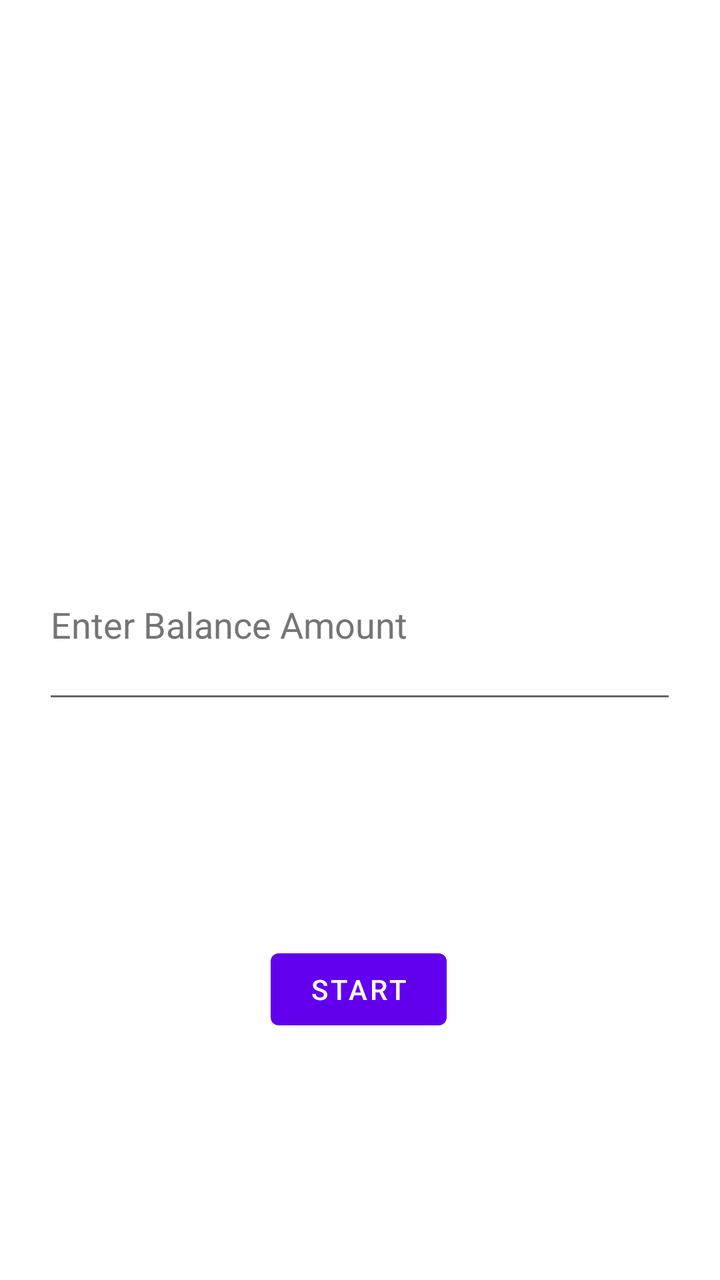
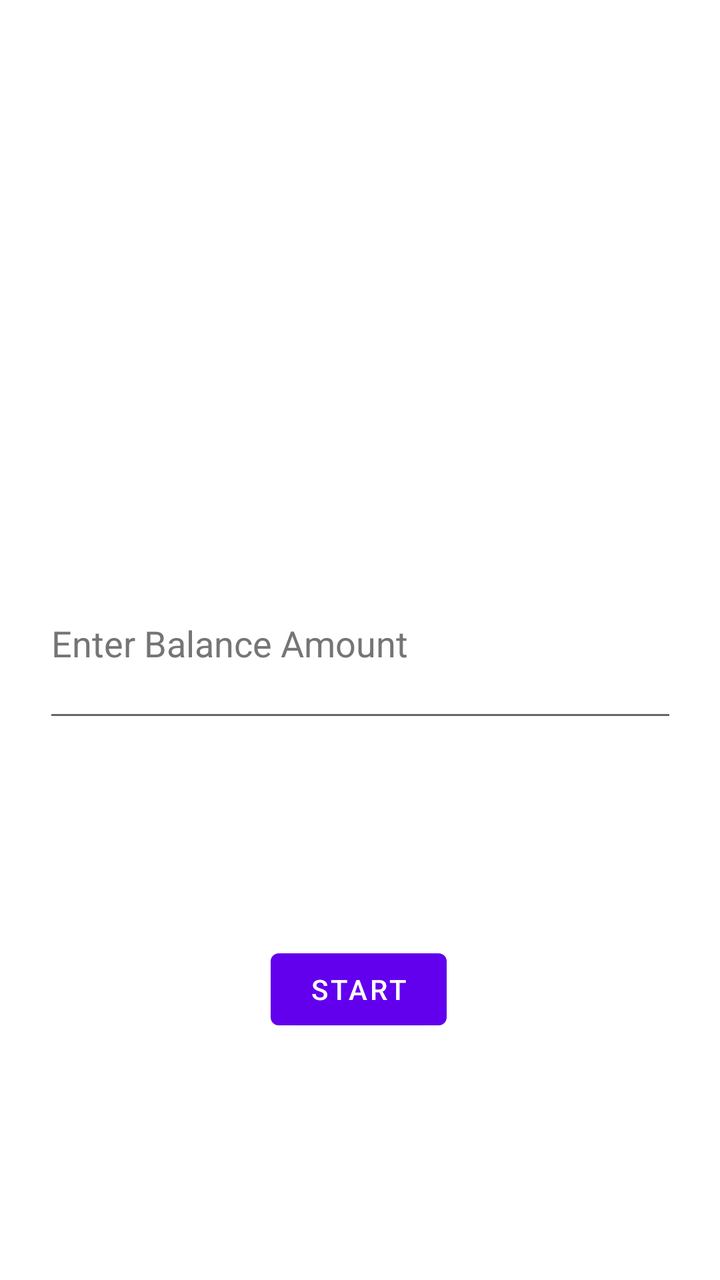

Two renders of the same Android screen: before a commit and after it. Below are the layout's source before the change and the commit's diff.
<!-- AndroidManifest.xml: application theme Theme.GamblingBadger -->
<!-- res/layout/fragment_start_session.xml -->
<?xml version="1.0" encoding="utf-8"?>
<androidx.constraintlayout.widget.ConstraintLayout xmlns:android="http://schemas.android.com/apk/res/android"
    xmlns:app="http://schemas.android.com/apk/res-auto"
    xmlns:tools="http://schemas.android.com/tools"
    android:layout_width="match_parent"
    android:layout_height="match_parent"
    tools:context=".casinosession.StartSessionFragment">

    <Button
        android:id="@+id/button_startSession_start"
        android:layout_width="wrap_content"
        android:layout_height="wrap_content"
        android:text="@string/start_button_label"
        app:layout_constraintBottom_toBottomOf="parent"
        app:layout_constraintEnd_toEndOf="parent"
        app:layout_constraintHorizontal_bias="0.498"
        app:layout_constraintStart_toStartOf="parent"
        app:layout_constraintTop_toTopOf="parent"
        app:layout_constraintVertical_bias="0.795" />

    <EditText
        android:id="@+id/editTextNumberDecimal_startSession_balance"
        android:layout_width="317dp"
        android:layout_height="92dp"
        android:autofillHints=""
        android:ems="10"
        android:hint="@string/balance_entry_hint"
        android:inputType="numberDecimal"
        android:textColorHint="#757575"
        app:layout_constraintBottom_toBottomOf="parent"
        app:layout_constraintEnd_toEndOf="parent"
        app:layout_constraintHorizontal_bias="0.497"
        app:layout_constraintStart_toStartOf="parent"
        app:layout_constraintTop_toTopOf="parent"
        app:layout_constraintVertical_bias="0.483" />
</androidx.constraintlayout.widget.ConstraintLayout>
<!-- resources referenced by this layout -->
<resources>
  <string name="balance_entry_hint">Enter Balance Amount</string>
  <string name="start_button_label">Start</string>
  <style name="Theme.GamblingBadger" parent="Theme.MaterialComponents.DayNight.DarkActionBar">
          
          <item name="colorPrimary">@color/purple_500</item>
          <item name="colorPrimaryVariant">@color/purple_700</item>
          <item name="colorOnPrimary">@color/white</item>
          
          <item name="colorSecondary">@color/teal_200</item>
          <item name="colorSecondaryVariant">@color/teal_700</item>
          <item name="colorOnSecondary">@color/black</item>
          
          <item name="android:statusBarColor" tools:targetApi="l">?attr/colorPrimaryVariant</item>
          
      </style>
  <color name="purple_500">#FF6200EE</color>
  <color name="purple_700">#FF3700B3</color>
  <color name="white">#FFFFFFFF</color>
  <color name="teal_200">#FF03DAC5</color>
  <color name="teal_700">#FF018786</color>
  <color name="black">#FF000000</color>
</resources>

<!-- the commit's change to res/layout/fragment_start_session.xml (unified diff, before → after) -->
@@ -7,10 +7,10 @@
     tools:context=".casinosession.StartSessionFragment">
 
     <Button
-        android:id="@+id/button_startSession_start"
+        android:id="@+id/startSessionFrag_button_start"
         android:layout_width="wrap_content"
         android:layout_height="wrap_content"
-        android:text="@string/start_button_label"
+        android:text="@string/startSessionFrag_button_start_label"
         app:layout_constraintBottom_toBottomOf="parent"
         app:layout_constraintEnd_toEndOf="parent"
         app:layout_constraintHorizontal_bias="0.498"
@@ -19,18 +19,17 @@
         app:layout_constraintVertical_bias="0.795" />
 
     <EditText
-        android:id="@+id/editTextNumberDecimal_startSession_balance"
+        android:id="@+id/startSessionFrag_editTextNumberDecimal_balance"
         android:layout_width="317dp"
         android:layout_height="92dp"
         android:autofillHints=""
         android:ems="10"
-        android:hint="@string/balance_entry_hint"
+        android:hint="@string/startSessionFrag_editTextNumberDecimal_balance_hint"
         android:inputType="numberDecimal"
         android:textColorHint="#757575"
+        android:imeOptions="actionDone"
         app:layout_constraintBottom_toBottomOf="parent"
         app:layout_constraintEnd_toEndOf="parent"
-        app:layout_constraintHorizontal_bias="0.497"
         app:layout_constraintStart_toStartOf="parent"
-        app:layout_constraintTop_toTopOf="parent"
-        app:layout_constraintVertical_bias="0.483" />
+        app:layout_constraintTop_toTopOf="parent" />
 </androidx.constraintlayout.widget.ConstraintLayout>
<!-- resource entries referenced after the edit -->
@@ -1,7 +1,7 @@
 <!-- resources referenced by this layout -->
 <resources>
-  <string name="balance_entry_hint">Enter Balance Amount</string>
-  <string name="start_button_label">Start</string>
+  <string name="startSessionFrag_button_start_label">Start</string>
+  <string name="startSessionFrag_editTextNumberDecimal_balance_hint">Enter Balance Amount</string>
   <style name="Theme.GamblingBadger" parent="Theme.MaterialComponents.DayNight.DarkActionBar">
           
           <item name="colorPrimary">@color/purple_500</item>
